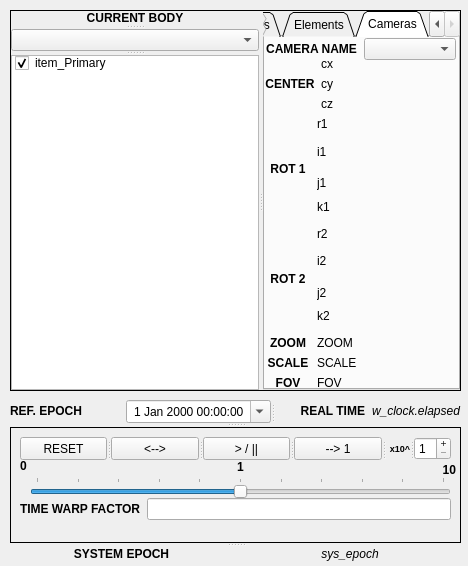
Above: ui/composite.ui from MadMaxFZ/sns2 before the change. Below: the same form after it.
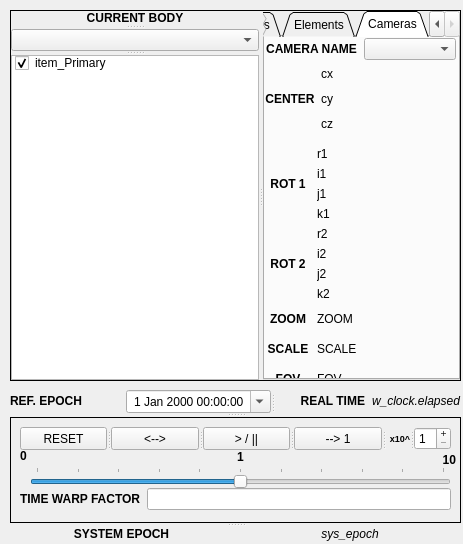
That is the form after the change.

Patch:
```diff
--- a/ui/composite.ui
+++ b/ui/composite.ui
@@ -6,8 +6,8 @@
    <rect>
     <x>0</x>
     <y>0</y>
-    <width>468</width>
-    <height>566</height>
+    <width>463</width>
+    <height>544</height>
    </rect>
   </property>
   <property name="sizePolicy">
@@ -25,7 +25,7 @@
      <x>10</x>
      <y>10</y>
      <width>451</width>
-     <height>561</height>
+     <height>531</height>
     </rect>
    </property>
    <property name="sizePolicy">
@@ -38,9 +38,9 @@
     <property name="geometry">
      <rect>
       <x>0</x>
-      <y>390</y>
+      <y>380</y>
       <width>461</width>
-      <height>161</height>
+      <height>151</height>
      </rect>
     </property>
     <property name="sizePolicy">
@@ -55,7 +55,7 @@
        <x>0</x>
        <y>0</y>
        <width>451</width>
-       <height>161</height>
+       <height>151</height>
       </rect>
      </property>
      <property name="orientation">
@@ -291,7 +291,7 @@
          <x>10</x>
          <y>70</y>
          <width>431</width>
-         <height>24</height>
+         <height>25</height>
         </rect>
        </property>
        <layout class="QHBoxLayout" name="horizontalLayout_8">
@@ -350,7 +350,7 @@
       <x>0</x>
       <y>0</y>
       <width>451</width>
-      <height>381</height>
+      <height>371</height>
      </rect>
     </property>
     <property name="sizePolicy">
@@ -1023,10 +1023,10 @@
          <x>0</x>
          <y>20</y>
          <width>191</width>
-         <height>333</height>
+         <height>334</height>
         </rect>
        </property>
-       <layout class="QVBoxLayout" name="verticalLayout_6" stretch="1,2,2,1">
+       <layout class="QVBoxLayout" name="verticalLayout_6" stretch="2,0,0,2">
         <item>
          <layout class="QHBoxLayout" name="horizontalLayout" stretch="1,3">
           <item>
@@ -1319,7 +1319,7 @@
          <x>0</x>
          <y>0</y>
          <width>191</width>
-         <height>24</height>
+         <height>25</height>
         </rect>
        </property>
        <layout class="QHBoxLayout" name="horizontalLayout_7">
```
Left out of the diff: 16 changed lines with no effect on the pictures.
